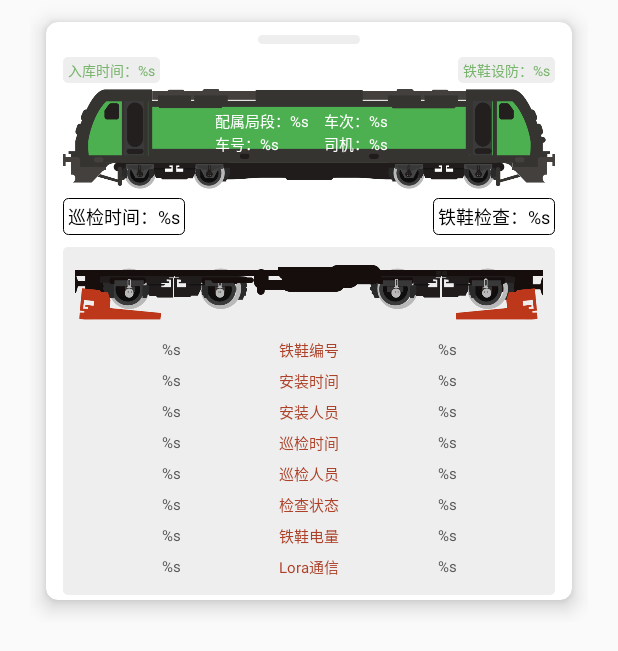
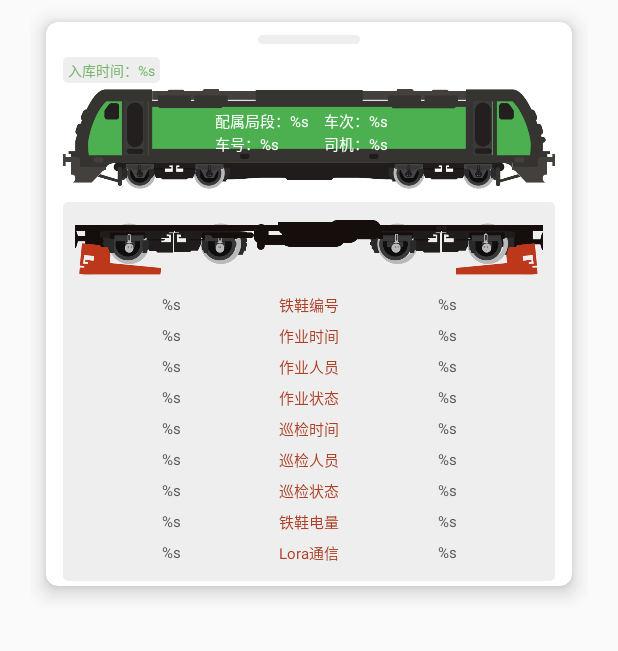
Before and after one commit to fuyunjue/ironshoes, an Android app: the layout layout_pop_info.xml on its own in the app's theme, with its tools: preview values and no code run, on a phone screen of 412 x 824 dp. Shown: the top 651 px of the screen. Run offline under Robolectric (Android 15) with nearby library versions, the phone set to English and light mode, and no system bars.

Commit message:
样式调整； 铁鞋信息查看新增作业状态

```diff
--- a/app/src/main/java/com/cn/jyz/ironshoes/model/ModelMotorWithTiexieInfo.java
+++ b/app/src/main/java/com/cn/jyz/ironshoes/model/ModelMotorWithTiexieInfo.java
@@ -120,7 +120,7 @@ public class ModelMotorWithTiexieInfo extends ModelBase implements Serializable
 		private String patrolPerson;    //巡检人员
 		private String tieXieBattery;    //电量
 		private String installationPerson;    //安装人员
-		private String patrolResult;    //配属局段
+		private String patrolResult;    //状态
 
 		public String getInstallationTime () {
 			return installationTime;
--- a/app/src/main/res/layout/layout_pop_info.xml
+++ b/app/src/main/res/layout/layout_pop_info.xml
@@ -71,6 +71,7 @@
                     android:background="@drawable/text_share_eee"
                     android:paddingTop="@dimen/dimen1"
                     android:paddingBottom="@dimen/dimen1"
+                    android:visibility="invisible"
                     android:paddingLeft="@dimen/dimen3"
                     android:paddingRight="@dimen/dimen3"
                     android:layout_width="wrap_content"
@@ -159,6 +160,7 @@
             </RelativeLayout>
 
             <RelativeLayout
+                android:visibility="gone"
                 android:layout_marginTop="@dimen/dimen5"
                 android:layout_width="match_parent"
                 android:layout_height="wrap_content">
@@ -239,7 +241,7 @@
                     <TextView
                         style="@style/main_pop_info_text_title"
                         android:id="@id/tv_tmp"
-                        android:text="安装时间"/>
+                        android:text="作业时间"/>
 
                     <TextView
                         android:id="@+id/tv_l_installationtime"
@@ -260,7 +262,7 @@
                     <TextView
                         style="@style/main_pop_info_text_title"
                         android:id="@id/tv_tmp"
-                        android:text="安装人员"/>
+                        android:text="作业人员"/>
 
                     <TextView
                         android:id="@+id/tv_l_installationperson"
@@ -271,6 +273,27 @@
                         android:id="@+id/tv_r_installationperson"
                         android:text="@string/tv_xh"
                         style="@style/main_pop_info_text_right" />
+                </RelativeLayout>
+
+                <RelativeLayout
+                    android:layout_marginTop="@dimen/dimen5"
+                    android:layout_width="match_parent"
+                    android:layout_height="wrap_content">
+
+                    <TextView
+                        style="@style/main_pop_info_text_title"
+                        android:id="@id/tv_tmp"
+                        android:text="作业状态"/>
+
+                    <TextView
+                        android:id="@+id/tv_l_workresult"
+                        android:text="@string/tv_xh"
+                        style="@style/main_pop_info_text_left"/>
+
+                    <TextView
+                        android:id="@+id/tv_r_workresult"
+                        android:text="@string/tv_xh"
+                        style="@style/main_pop_info_text_right"/>
                 </RelativeLayout>
 
                 <RelativeLayout
@@ -323,7 +346,7 @@
                     <TextView
                         style="@style/main_pop_info_text_title"
                         android:id="@id/tv_tmp"
-                        android:text="检查状态"/>
+                        android:text="巡检状态"/>
 
                     <TextView
                         android:id="@+id/tv_l_patrolresult"
--- a/app/src/main/res/values/strings.xml
+++ b/app/src/main/res/values/strings.xml
@@ -87,6 +87,8 @@
     <string name="tv_time_arrive">入库时间：%s</string>
     <string name="tv_tx_install">铁鞋设防：%s</string>
     <string name="tv_patrol_time">巡检时间：%s</string>
+    <string name="tv_work_state">作业状态：%s</string>
+    <string name="tv_patrol_result">巡检状态：%s</string>
     <string name="tv_rummager_info">铁鞋检查：%s</string>
     <string name="tv_region">配属局段：%s</string>
     <string name="tv_trainnumber">车号：%s</string>
```
Also changed, not shown: app/src/main/java/com/cn/jyz/ironshoes/view/InfoPopwindow.java (+14 -0 lines).
